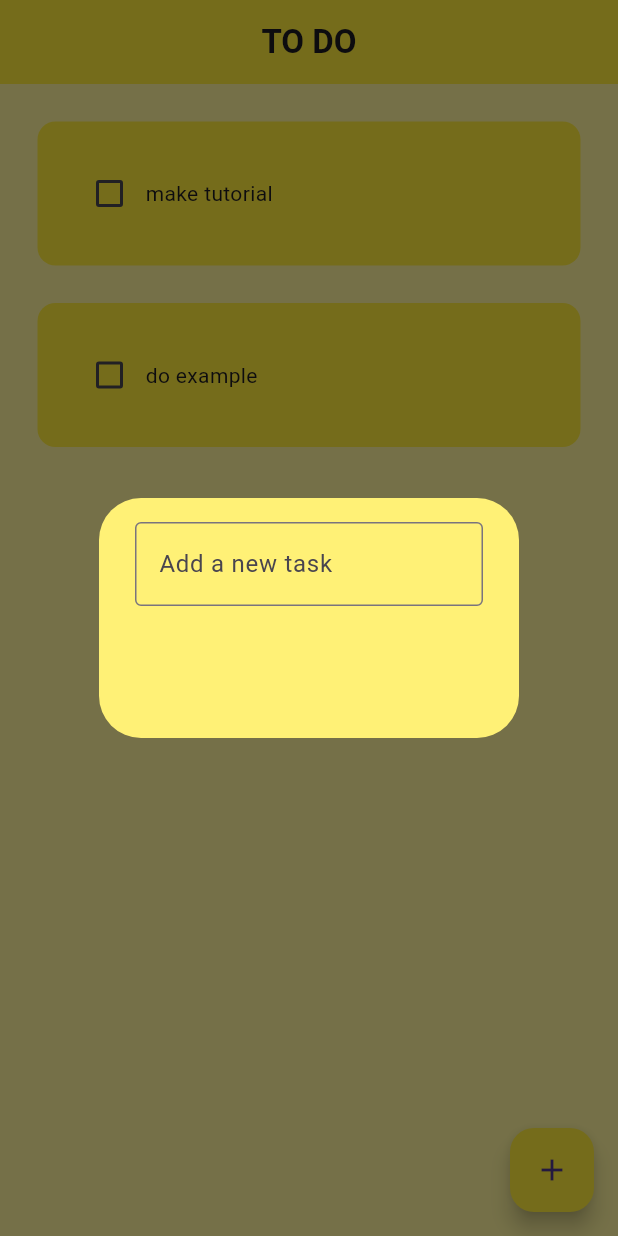
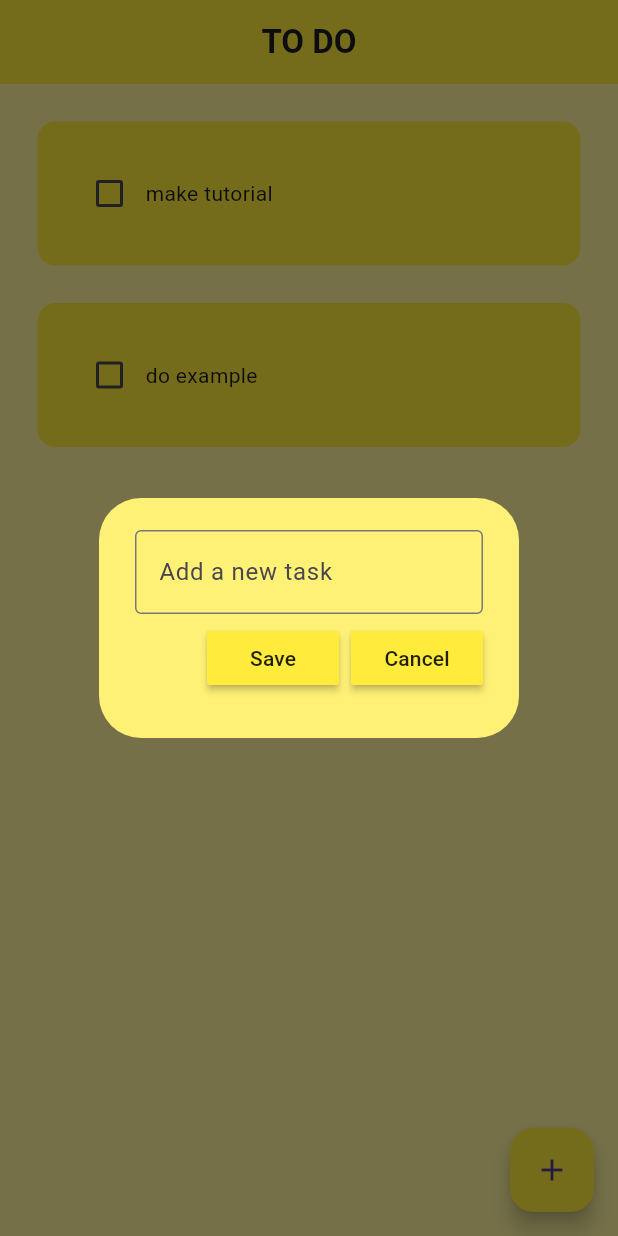
Before and after one commit to HabiburRahman47/To_Do_App_Flutter, a Flutter app: the screen it shows after launch, after a tap on the "add" icon, on a phone screen of 412 x 824 dp. Run offline on Flutter 3.47's test engine with Material 3 defaults, Android fonts, the phone set to English and light mode, and no system bars; drawn by our look-alikes of flutter_slidable.

Commit message:
made a static to do

```diff
--- a/lib/pages/home_page.dart
+++ b/lib/pages/home_page.dart
@@ -11,11 +11,21 @@ class HomePage extends StatefulWidget {
 }
 
 class _HomePageState extends State<HomePage> {
+  //text controller
+  final _controller = TextEditingController();
   // list of todo tasks
   List toDoList = [
     ["make tutorial", false],
     ["do example", false],
   ];
+
+  void saveNewTask(){
+    setState(() {
+      toDoList.add([_controller.text, false]);
+      _controller.clear();
+    });
+    Navigator.of(context).pop();
+  }
 
   //checkbox was tapped
   void checkBoxChanged(bool? value, int index){
@@ -29,9 +39,20 @@ class _HomePageState extends State<HomePage> {
     showDialog(
         context: context,
         builder: (context){
-          return DialogBox();
+          return DialogBox(
+            controller: _controller,
+            onSave: saveNewTask,
+            onCancel: () => Navigator.of(context).pop(),
+          );
         }
     );
+  }
+
+  // delete task
+  void deleteTask(int index){
+    setState(() {
+      toDoList.removeAt(index);
+    });
   }
   @override
   Widget build(BuildContext context) {
@@ -61,7 +82,8 @@ class _HomePageState extends State<HomePage> {
                 taskCompleted: toDoList[index][1],
                 onChanged: (value){
                   checkBoxChanged(value, index);
-                }
+                },
+              deleteFunction: (context) => deleteTask(index),
             );
           }
       )
--- a/lib/util/dialog_box.dart
+++ b/lib/util/dialog_box.dart
@@ -1,8 +1,17 @@
 import 'package:flutter/cupertino.dart';
 import 'package:flutter/material.dart';
+import 'package:to_do_app/util/my_button.dart';
 
 class DialogBox extends StatelessWidget {
-  const DialogBox({super.key});
+  final controller;
+  VoidCallback onSave;
+  VoidCallback onCancel;
+  DialogBox({
+    super.key,
+    required this.controller,
+    required this.onSave,
+    required this.onCancel,
+  });
 
   @override
   Widget build(BuildContext context) {
@@ -11,9 +20,11 @@ class DialogBox extends StatelessWidget {
       content: Container(
         height: 120,
         child: Column(
+          mainAxisAlignment: MainAxisAlignment.spaceEvenly,
           children: [
             // get user input
             TextField(
+              controller: controller,
               decoration: InputDecoration(
                 border: OutlineInputBorder(),
                 hintText: "Add a new task",
@@ -21,8 +32,14 @@ class DialogBox extends StatelessWidget {
             ),
             //button -> save + cancel
             Row(
+              mainAxisAlignment: MainAxisAlignment.end,
               children: [
-
+                //save button
+                MyButton(btnName: "Save", onPressed:onSave),
+                //make gap between two button
+                const SizedBox(width: 8,),
+                //cancel button
+                MyButton(btnName: "Cancel", onPressed:onCancel)
               ],
             )
           ],
--- /dev/null
+++ b/lib/util/my_button.dart
@@ -0,0 +1,21 @@
+import 'package:flutter/cupertino.dart';
+import 'package:flutter/material.dart';
+
+class MyButton extends StatelessWidget {
+  String btnName;
+  VoidCallback onPressed;
+  MyButton({
+    super.key,
+    required this.btnName,
+    required this.onPressed,
+  });
+
+  @override
+  Widget build(BuildContext context) {
+    return MaterialButton(
+        onPressed: onPressed,
+        color: Colors.yellow,
+        child: Text(btnName),
+    );
+  }
+}
--- a/lib/util/todo_tile.dart
+++ b/lib/util/todo_tile.dart
@@ -1,21 +1,36 @@
 import 'package:flutter/material.dart';
+import 'package:flutter_slidable/flutter_slidable.dart';
 
 class ToDoTile extends StatelessWidget {
   final String taskName;
   final bool taskCompleted;
-  Function(bool?) onChanged;
+  Function(bool?)? onChanged;
+  Function(BuildContext)? deleteFunction;
+
 
   ToDoTile({
     super.key,
     required this.taskName,
     required this.taskCompleted,
-    required this.onChanged
+    required this.onChanged,
+    required this.deleteFunction,
   });
 
   @override
   Widget build(BuildContext context) {
     return Padding(
         padding: const EdgeInsets.only(left: 25, top: 25, right: 25),
+        child: Slidable(
+          endActionPane: ActionPane(
+            motion: StretchMotion(),
+            children: [
+              SlidableAction(
+                  onPressed: deleteFunction,
+                  icon: Icons.delete,
+                backgroundColor: Colors.red.shade400,
+              )
+            ],
+          ),
           child: Container(
             padding: EdgeInsets.all(24),
             child: Row(
@@ -40,6 +55,7 @@ class ToDoTile extends StatelessWidget {
               borderRadius: BorderRadius.circular(12)
             ),
           ),
+        ),
       );
     }
   }
--- a/pubspec.yaml
+++ b/pubspec.yaml
@@ -35,6 +35,7 @@ dependencies:
   # The following adds the Cupertino Icons font to your application.
   # Use with the CupertinoIcons class for iOS style icons.
   cupertino_icons: ^1.0.6
+  flutter_slidable: ^3.1.0
 
 dev_dependencies:
   flutter_test:
```
Also changed, not shown: pubspec.lock. Lines whose indentation alone changed are shown as unchanged.
